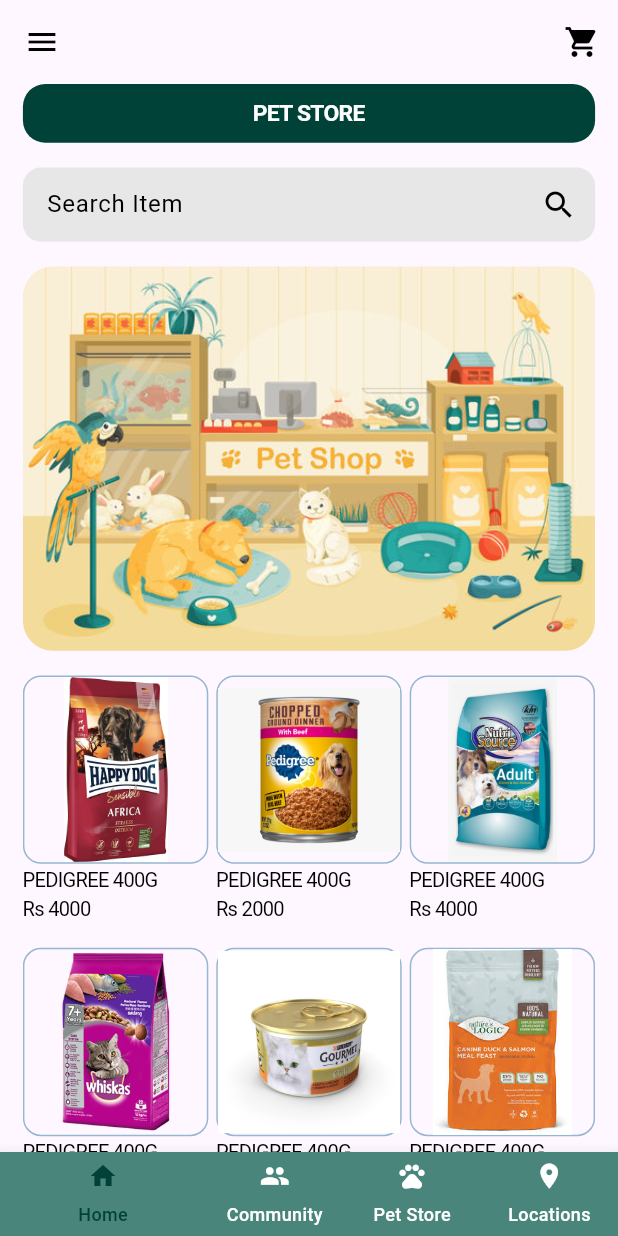
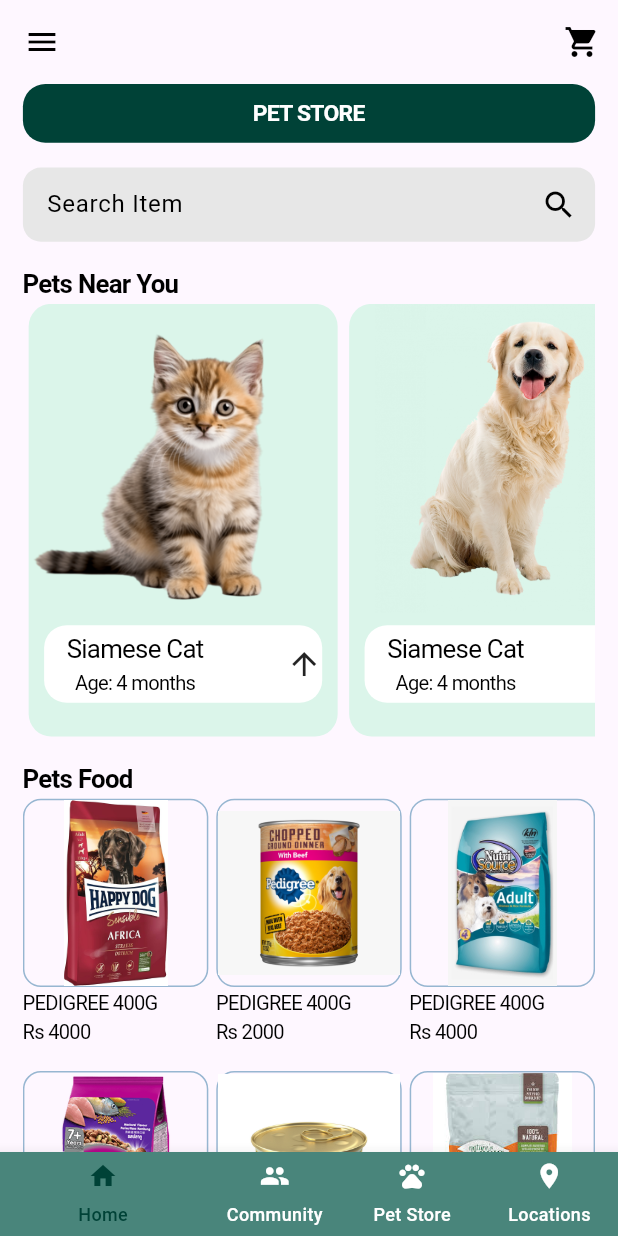
Before and after one commit to Nimra-Amjad/pet_store, a Flutter app: the BottomNavBar screen opened directly, on a phone screen of 412 x 824 dp. Run offline on Flutter 3.47's test engine with Material 3 defaults, Android fonts, the phone set to English and light mode, and no system bars; our stand-ins replace cloud_firestore, firebase_auth, firebase_core, firebase_storage, fluttertoast, get and 5 more; accounts and stored records are empty; Roboto replaces fonts that are missing (SafeGoogleFont).

Commit message:
pet buy and sell

```diff
--- a/lib/src/components/core/app_assets.dart
+++ b/lib/src/components/core/app_assets.dart
@@ -6,6 +6,8 @@ class AppAssets {
   static const String petFood4 = "assets/images/petFood4.jpg";
   static const String petFood5 = "assets/images/petFood5.png";
   static const String petFood6 = "assets/images/petFood6.png";
+  static const String cat1 = "assets/images/cat1.png";
+  static const String dog1 = "assets/images/dog1.png";
   static const String visaCard = "assets/images/visacard.png";
   static const String easyPiasa = "assets/images/easyPaisa.png";
   static const String link = "assets/images/link.png";
--- /dev/null
+++ b/lib/src/components/widgets/petBuyAndSellContainer.dart
@@ -0,0 +1,123 @@
+import 'package:flutter/material.dart';
+import 'package:get/get.dart';
+import 'package:modal_bottom_sheet/modal_bottom_sheet.dart';
+import 'package:pet_store_app/src/components/button/customButton.dart';
+import 'package:pet_store_app/src/components/button/smallButton.dart';
+import 'package:pet_store_app/src/components/core/app_colors.dart';
+import 'package:pet_store_app/src/components/text/customText.dart';
+import 'package:pet_store_app/src/controllers/cartController.dart';
+import 'package:pet_store_app/src/screens/bottomNavBar/screens/checkOutScreen.dart';
+import 'package:responsive_sizer/responsive_sizer.dart';
+
+class PetBuyAndSellContainer extends StatelessWidget {
+  final String petName;
+  final String petImage;
+  final String petAge;
+  const PetBuyAndSellContainer(
+      {super.key,
+      required this.petName,
+      required this.petImage,
+      required this.petAge});
+
+  @override
+  Widget build(BuildContext context) {
+    final CartController cartController = Get.put(CartController());
+    return Padding(
+      padding: EdgeInsets.symmetric(horizontal: 8.sp),
+      child: GestureDetector(
+        onTap: () {
+          cartController.reset();
+          showCupertinoModalBottomSheet(
+            context: context,
+            builder: (context) => Padding(
+              padding: EdgeInsets.all(16.sp),
+              child: Column(
+                children: [
+                  Image.asset(
+                    petImage,
+                    height: 40.h,
+                  ),
+                  SizedBox(
+                    height: 2.h,
+                  ),
+                  CustomText(
+                    text: petName,
+                    fontWeight: FontWeight.bold,
+                  ),
+                  CustomText(
+                    text: "Rs 14,000",
+                    fontSize: 16.sp,
+                  ),
+                  SizedBox(
+                    height: 2.h,
+                  ),
+                  CustomText(
+                    text:
+                        "Lorem Ipsum is simply dummy text of the printing and typesetting industry. Lorem Ipsum has been the industry's standard dummy text ever since the 1500s, when an unknown printer took a galley of type and scrambled it to make a type specimen book. It has survived not only five centuries, but also the leap into electronic typesetting, remaining essentially unchanged. It was popularised in the 1960s with the release of Letraset sheets containing Lorem Ipsum passages, and more recently with desktop publishing software like Aldus PageMaker including versions of Lorem Ipsum.",
+                    fontSize: 16.sp,
+                  ),
+                  SizedBox(
+                    height: 4.h,
+                  ),
+                  CustomButton(
+                    text: "Adopt Now",
+                    voidCallback: () {
+                      Navigator.push(
+                          context,
+                          MaterialPageRoute(
+                              builder: (context) => CheckOutScreen()));
+                    },
+                    btnColor: AppColors.greenColor,
+                  )
+                ],
+              ),
+            ),
+          );
+        },
+        child: Container(
+          width: 50.w,
+          height: 35.h,
+          decoration: BoxDecoration(
+              color: Color.fromARGB(255, 219, 245, 234),
+              borderRadius: BorderRadius.circular(15.0)),
+          child: Column(
+            children: [
+              Image.asset(petImage),
+              SizedBox(
+                height: 1.h,
+              ),
+              Container(
+                width: 45.w,
+                decoration: BoxDecoration(
+                    color: AppColors.primaryWhite,
+                    borderRadius: BorderRadius.circular(15.0)),
+                child: Row(
+                  mainAxisAlignment: MainAxisAlignment.spaceBetween,
+                  children: [
+                    Padding(
+                      padding: EdgeInsets.symmetric(
+                          horizontal: 16.sp, vertical: 8.sp),
+                      child: Column(
+                        children: [
+                          CustomText(
+                            text: petName,
+                            fontSize: 17.sp,
+                          ),
+                          CustomText(
+                            text: "Age: $petAge",
+                            fontSize: 15.sp,
+                          )
+                        ],
+                      ),
+                    ),
+                    Icon(Icons.arrow_upward)
+                  ],
+                ),
+              )
+            ],
+          ),
+        ),
+      ),
+    );
+  }
+}
--- a/lib/src/screens/bottomNavBar/screens/pet_store.dart
+++ b/lib/src/screens/bottomNavBar/screens/pet_store.dart
@@ -1,7 +1,10 @@
 import 'package:flutter/material.dart';
+import 'package:flutter/widgets.dart';
 import 'package:pet_store_app/src/components/core/app_assets.dart';
 import 'package:pet_store_app/src/components/core/app_colors.dart';
+import 'package:pet_store_app/src/components/text/customText.dart';
 import 'package:pet_store_app/src/components/textfield/customTextField.dart';
+import 'package:pet_store_app/src/components/widgets/petBuyAndSellContainer.dart';
 import 'package:pet_store_app/src/components/widgets/shopPetFoodcontainer.dart';
 import 'package:pet_store_app/src/components/widgets/topHeadingContainer.dart';
 import 'package:responsive_sizer/responsive_sizer.dart';
@@ -30,16 +33,46 @@ class PetStoreScreen extends StatelessWidget {
           Expanded(
               child: SingleChildScrollView(
             child: Column(
+              crossAxisAlignment: CrossAxisAlignment.start,
               children: [
                 SizedBox(
                   height: 2.h,
                 ),
-                ClipRRect(
-                  borderRadius: BorderRadius.circular(20.0),
-                  child: Image.asset(AppAssets.petStore),
+                CustomText(
+                  text: "Pets Near You",
+                  fontSize: 17.sp,
+                  fontWeight: FontWeight.bold,
+                ),
+                const SingleChildScrollView(
+                  scrollDirection: Axis.horizontal,
+                  child: Row(
+                    children: [
+                      PetBuyAndSellContainer(
+                          petName: "Siamese Cat",
+                          petImage: AppAssets.cat1,
+                          petAge: "4 months"),
+                      PetBuyAndSellContainer(
+                          petName: "Siamese Cat",
+                          petImage: AppAssets.dog1,
+                          petAge: "4 months"),
+                      PetBuyAndSellContainer(
+                          petName: "Siamese Cat",
+                          petImage: AppAssets.cat1,
+                          petAge: "4 months"),
+                      PetBuyAndSellContainer(
+                          petName: "Siamese Cat",
+                          petImage: AppAssets.dog1,
+                          petAge: "4 months")
+                    ],
+                  ),
                 ),
                 SizedBox(
                   height: 2.h,
+                ),
+                CustomText(
+                  text: "Pets Food",
+                  fontSize: 17.sp,
+                  fontWeight: FontWeight.bold,
                 ),
                 Row(
                   mainAxisAlignment: MainAxisAlignment.spaceBetween,
```
Also changed, not shown: lib/src/components/button/customButton.dart (+7 -3 lines), assets/images/cat1.png (added), assets/images/dog1.png (added).
